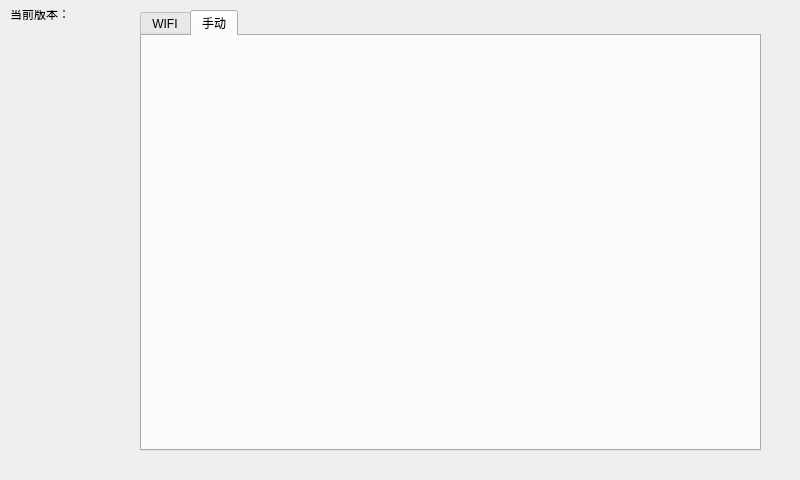
Qt form hmi/code/App/mainwindow.ui (lvxu2020/CatLitterBox) before a commit.
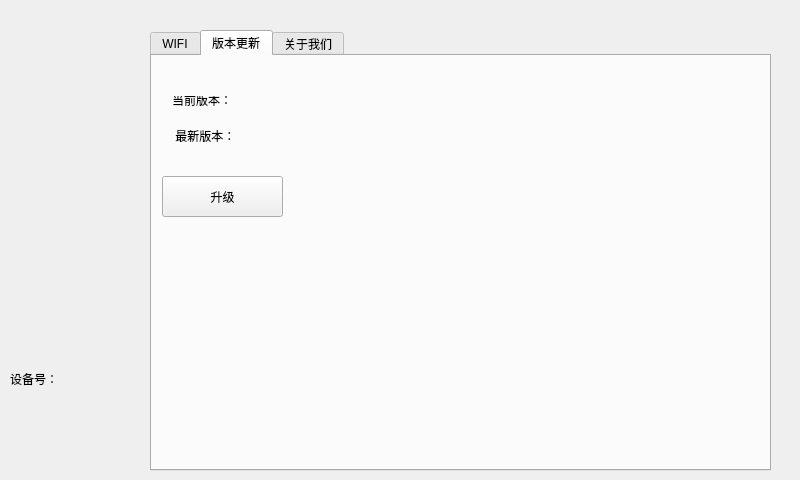
The same form after that commit. The open tabs and pages were chosen to show the change.

Patch:
```diff
--- a/hmi/code/App/mainwindow.ui
+++ b/hmi/code/App/mainwindow.ui
@@ -17,8 +17,8 @@
    <widget class="QTabWidget" name="tabWidget">
     <property name="geometry">
      <rect>
-      <x>140</x>
-      <y>10</y>
+      <x>150</x>
+      <y>30</y>
       <width>621</width>
       <height>441</height>
      </rect>
@@ -105,60 +105,104 @@
        <string/>
       </property>
      </widget>
-     <widget class="QLabel" name="label">
+    </widget>
+    <widget class="QWidget" name="versonUpdate">
+     <attribute name="title">
+      <string>版本更新</string>
+     </attribute>
+     <widget class="QLabel" name="labVersonNum">
       <property name="geometry">
        <rect>
+        <x>130</x>
+        <y>40</y>
+        <width>71</width>
+        <height>21</height>
+       </rect>
+      </property>
+      <property name="text">
+       <string/>
+      </property>
+     </widget>
+     <widget class="QLabel" name="labVerson">
+      <property name="geometry">
+       <rect>
         <x>20</x>
-        <y>310</y>
-        <width>61</width>
-        <height>17</height>
+        <y>40</y>
+        <width>71</width>
+        <height>21</height>
        </rect>
       </property>
       <property name="text">
-       <string>设备号：</string>
+       <string>当前版本：
+</string>
       </property>
      </widget>
-     <widget class="QLabel" name="shebeihao">
+     <widget class="QPushButton" name="Btn_update">
       <property name="geometry">
        <rect>
-        <x>80</x>
-        <y>310</y>
-        <width>51</width>
-        <height>16</height>
+        <x>10</x>
+        <y>120</y>
+        <width>121</width>
+        <height>41</height>
        </rect>
       </property>
       <property name="text">
+       <string>升级</string>
+      </property>
+     </widget>
+     <widget class="QLabel" name="label_3">
+      <property name="geometry">
+       <rect>
+        <x>20</x>
+        <y>69</y>
+        <width>81</width>
+        <height>21</height>
+       </rect>
+      </property>
+      <property name="text">
+       <string> 最新版本：</string>
+      </property>
+     </widget>
+     <widget class="QLabel" name="label_lastVerson">
+      <property name="geometry">
+       <rect>
+        <x>110</x>
+        <y>70</y>
+        <width>71</width>
+        <height>21</height>
+       </rect>
+      </property>
+      <property name="text">
        <string/>
       </property>
      </widget>
     </widget>
     <widget class="QWidget" name="manual">
      <attribute name="title">
-      <string>手动</string>
+      <string>关于我们</string>
      </attribute>
     </widget>
    </widget>
-   <widget class="QLabel" name="labVerson">
+   <widget class="QLabel" name="label">
     <property name="geometry">
      <rect>
       <x>10</x>
-      <y>10</y>
-      <width>71</width>
-      <height>21</height>
+      <y>370</y>
+      <width>61</width>
+      <height>17</height>
      </rect>
     </property>
     <property name="text">
-     <string>当前版本：
-</string>
+     <string>设备号：</string>
     </property>
    </widget>
-   <widget class="QLabel" name="labVersonNum">
+   <widget class="QLabel" name="shebeihao">
     <property name="geometry">
      <rect>
       <x>80</x>
-      <y>10</y>
-      <width>61</width>
-      <height>21</height>
+      <y>370</y>
+      <width>51</width>
+      <height>16</height>
      </rect>
     </property>
     <property name="text">
```
Left out of the diff: 17 changed lines with no effect on the pictures.
